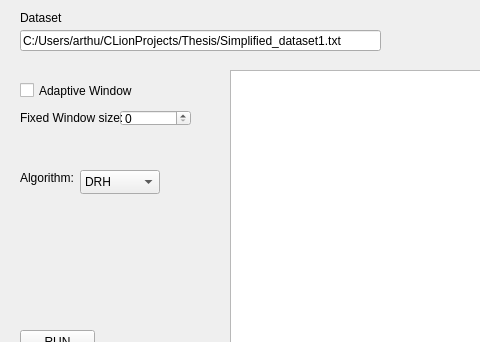
First picture: the form in MainWindow.ui, repository ArthurVGitHub/RealTime-Data-Compression-Simulator, before the edit; both pictures show x 0 to 480 and y 0 to 342 of the 800 by 600 pixel window.
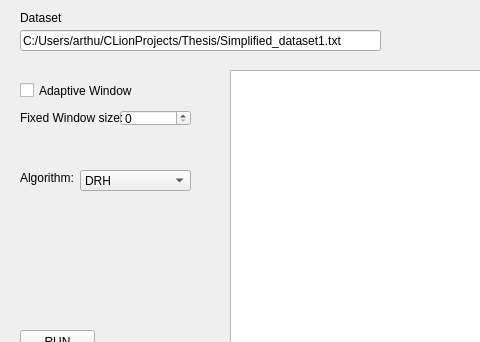
Second picture: the form after the edit.

Diff of the .ui file:
```diff
--- a/MainWindow.ui
+++ b/MainWindow.ui
@@ -42,8 +42,8 @@
      <rect>
       <x>80</x>
       <y>170</y>
-      <width>80</width>
-      <height>24</height>
+      <width>111</width>
+      <height>21</height>
      </rect>
     </property>
     <item>
```
